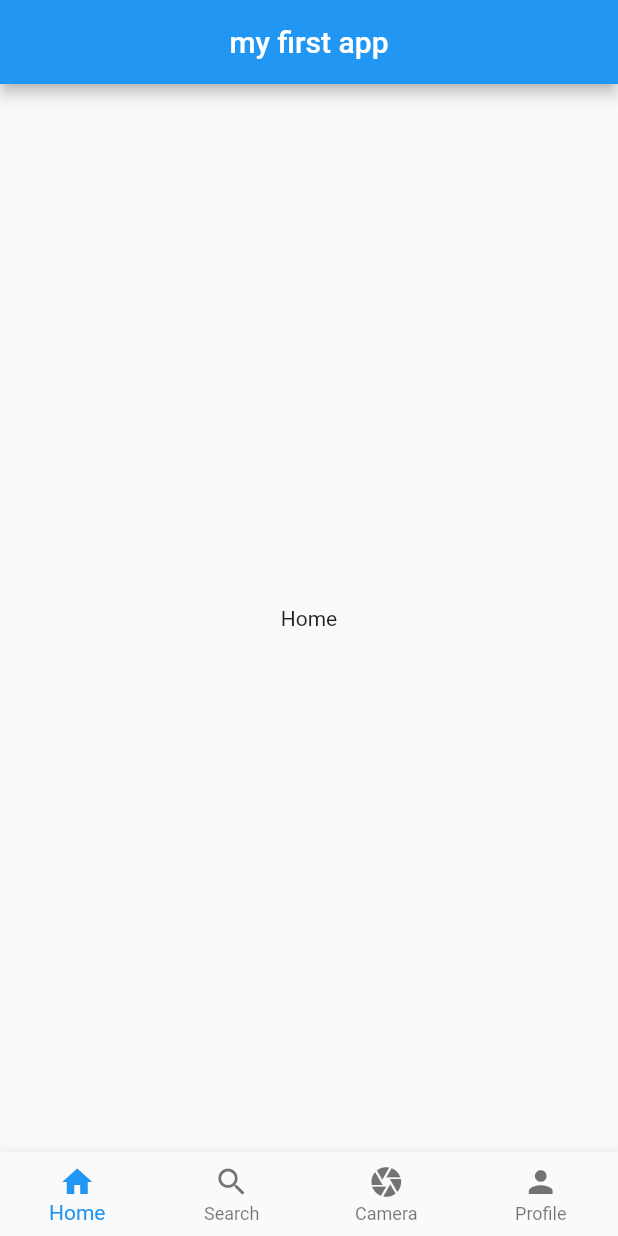
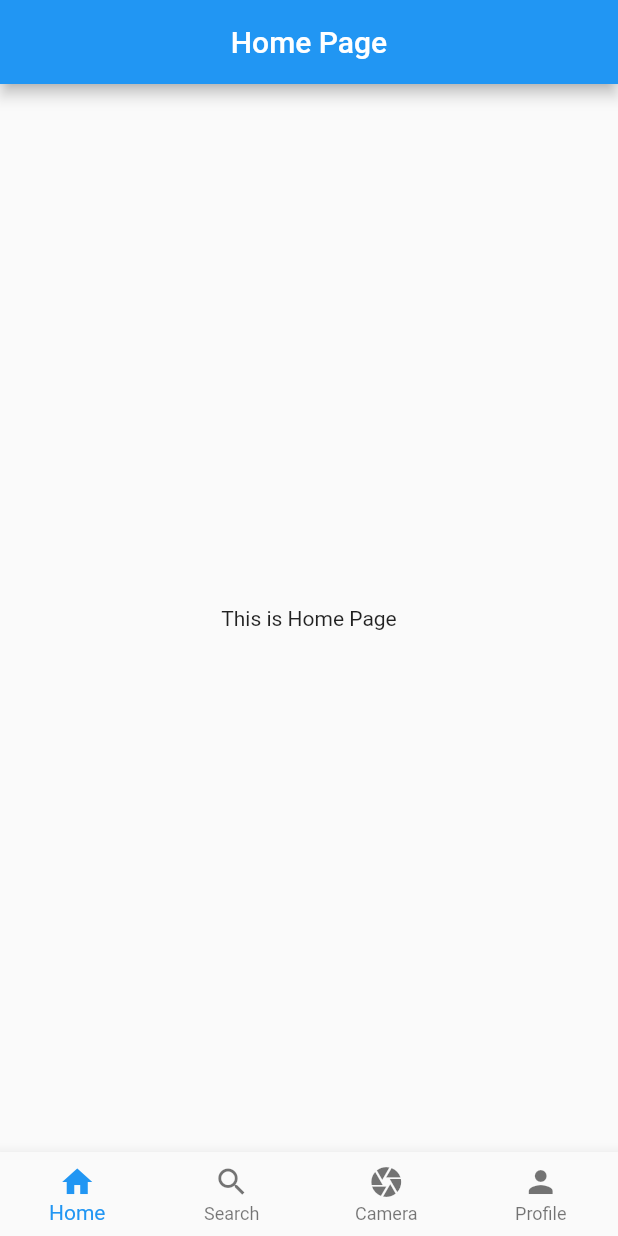
Before and after one commit to rekib0023/learning-flutter, a Flutter app: the screen it shows after launch, on a phone screen of 412 x 824 dp. Run offline on Flutter 3.47's test engine with Material 2 defaults, Android fonts, the phone set to English and light mode, and no system bars.

Commit message:
routing between different pages from bottomnavigationbar

```diff
--- /dev/null
+++ b/lib/CameraPage.dart
@@ -0,0 +1,16 @@
+import 'package:flutter/material.dart';
+
+class CameraPage extends StatelessWidget {
+  @override
+  Widget build(BuildContext context) {
+    return Scaffold(
+      appBar: AppBar(
+        title: Text('Camera Page'),
+        centerTitle: true,
+      ),
+      body: Center(
+        child: Text('This is Camera Page'),
+      ),
+    );
+  }
+}
--- /dev/null
+++ b/lib/HomePage.dart
@@ -0,0 +1,16 @@
+import 'package:flutter/material.dart';
+
+class HomePage extends StatelessWidget {
+  @override
+  Widget build(BuildContext context) {
+    return Scaffold(
+      appBar: AppBar(
+        title: Text('Home Page'),
+        centerTitle: true,
+      ),
+      body: Center(
+        child: Text('This is Home Page'),
+      ),
+    );
+  }
+}
--- a/lib/main.dart
+++ b/lib/main.dart
@@ -1,4 +1,8 @@
 import 'package:flutter/material.dart';
+import 'package:learning_flutter/CameraPage.dart';
+import 'package:learning_flutter/HomePage.dart';
+import 'package:learning_flutter/ProfilePage.dart';
+import 'package:learning_flutter/SearchPage.dart';
 import 'package:learning_flutter/constants.dart';
 
 void main() => runApp(MaterialApp(
@@ -13,24 +17,31 @@ class Home extends StatefulWidget {
 class _HomeState extends State<Home> {
 
   int _currentIndex = 0;
+  final List<Widget> _mywidget = [
+    HomePage(),
+    SearchPage(),
+    CameraPage(),
+    ProfilePage(),
+  ];
 
-  final tabs = [
-    Center(child: Text('Home'),),
-    Center(child: Text('Search'),),
-    Center(child: Text('Camera'),),
-    Center(child: Text('Profile'),),
-  ];
+  // final tabs = [
+  //   Center(child: Text('Home'),),
+  //   Center(child: Text('Search'),),
+  //   Center(child: Text('Camera'),),
+  //   Center(child: Text('Profile'),),
+  // ];
 
   @override
   Widget build(BuildContext context) {
     return Scaffold(
-      appBar: AppBar(
-        title: Text('my first app'),
-        centerTitle: true,
-      ),
-      body: tabs[_currentIndex],
+      body: _mywidget[_currentIndex],
       bottomNavigationBar: BottomNavigationBar(
         currentIndex: _currentIndex,
+        onTap: (index) {
+          setState(() {
+            _currentIndex=index;
+          });
+        },
         type: BottomNavigationBarType.fixed,
         items: [
           BottomNavigationBarItem(
@@ -50,11 +61,6 @@ class _HomeState extends State<Home> {
             title: Text('Profile'),
           ),
         ],
-        onTap: (index) {
-          setState(() {
-            _currentIndex=index;
-          });
-        },
       ),
     );
   }
```
Also changed, not shown: lib/ProfilePage.dart (added, +16 -0 lines), lib/SearchPage.dart (added, +16 -0 lines).
